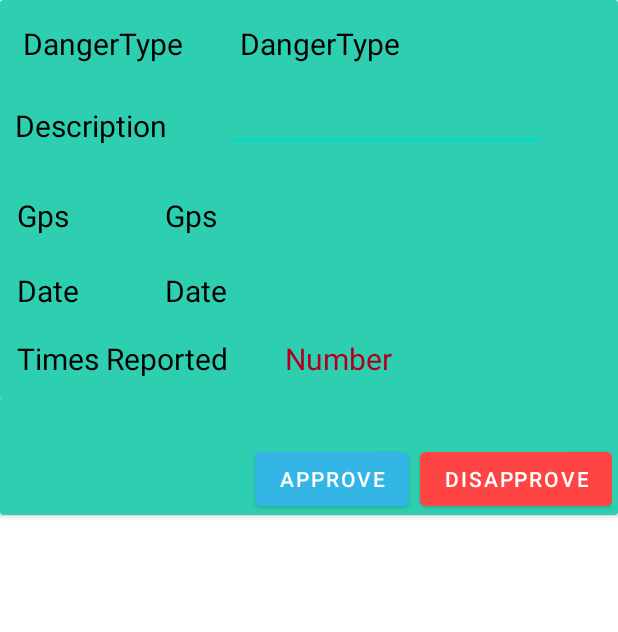
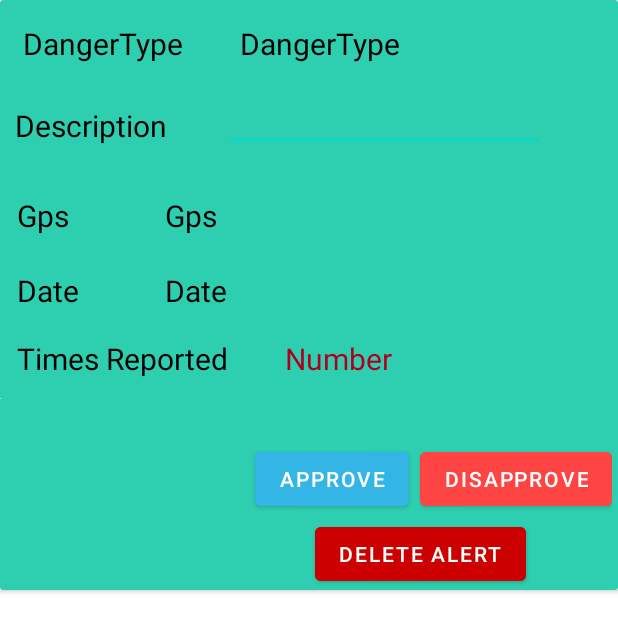
Before and after one commit to JasonSDMN2001/SmartAlert, an Android app: the layout item_dangerdata.xml on its own in the app's theme, with its tools: preview values and no code run, on a phone screen of 412 x 824 dp. Shown: the top 632 px of the screen. Run offline under Robolectric (Android 15) with nearby library versions, the light colour scheme and no system bars.

Commit message:
delete alert

```diff
--- a/app/src/main/res/layout/item_dangerdata.xml
+++ b/app/src/main/res/layout/item_dangerdata.xml
@@ -152,6 +152,15 @@
             android:text="Approve" />
 
         <Button
+            android:id="@+id/button3"
+            android:layout_width="wrap_content"
+            android:layout_height="wrap_content"
+            android:layout_marginStart="210dp"
+            android:layout_marginTop="345dp"
+            android:backgroundTint="@android:color/holo_red_dark"
+            android:text="Delete Alert" />
+
+        <Button
             android:id="@+id/button9"
             android:layout_width="wrap_content"
             android:layout_height="wrap_content"
```
Also changed, not shown: app/src/main/java/com/unipi/boidanis/smartalert/MyAdapter.java (+10 -2 lines).
